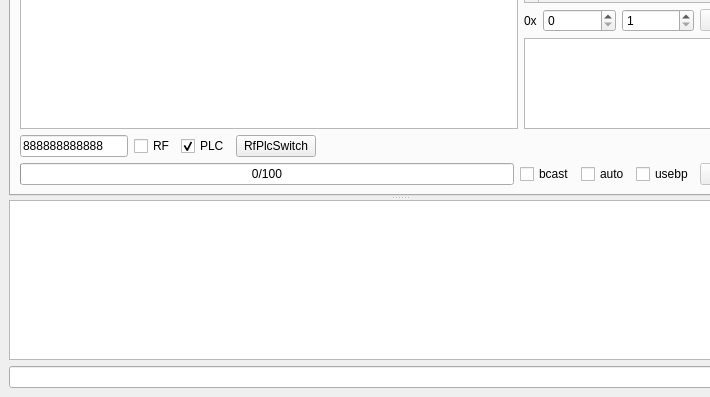
The window that mainwindow.ui (zaazbb/YM001NetworkAnalyzer) describes before a commit, drawn with Qt 5; both pictures show x 0 to 710 and y 203 to 600 of the 800 by 600 pixel window.
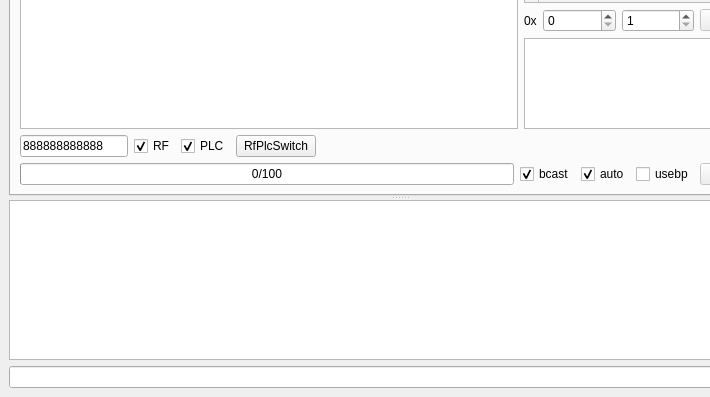
The same window after the commit. The open tabs and pages were chosen to show the change.

Commit message: change some checkbox default value.

The edit to the form file:
```diff
--- a/mainwindow.ui
+++ b/mainwindow.ui
@@ -511,6 +511,9 @@
              <property name="text">
               <string>RF</string>
              </property>
+             <property name="checked">
+              <bool>true</bool>
+             </property>
             </widget>
            </item>
            <item>
@@ -562,6 +565,9 @@
              <property name="text">
               <string>bcast</string>
              </property>
+             <property name="checked">
+              <bool>true</bool>
+             </property>
             </widget>
            </item>
            <item>
@@ -572,6 +578,9 @@
              <property name="text">
               <string>auto</string>
              </property>
+             <property name="checked">
+              <bool>true</bool>
+             </property>
             </widget>
            </item>
            <item>
```
The commit also changes 1 other file.
